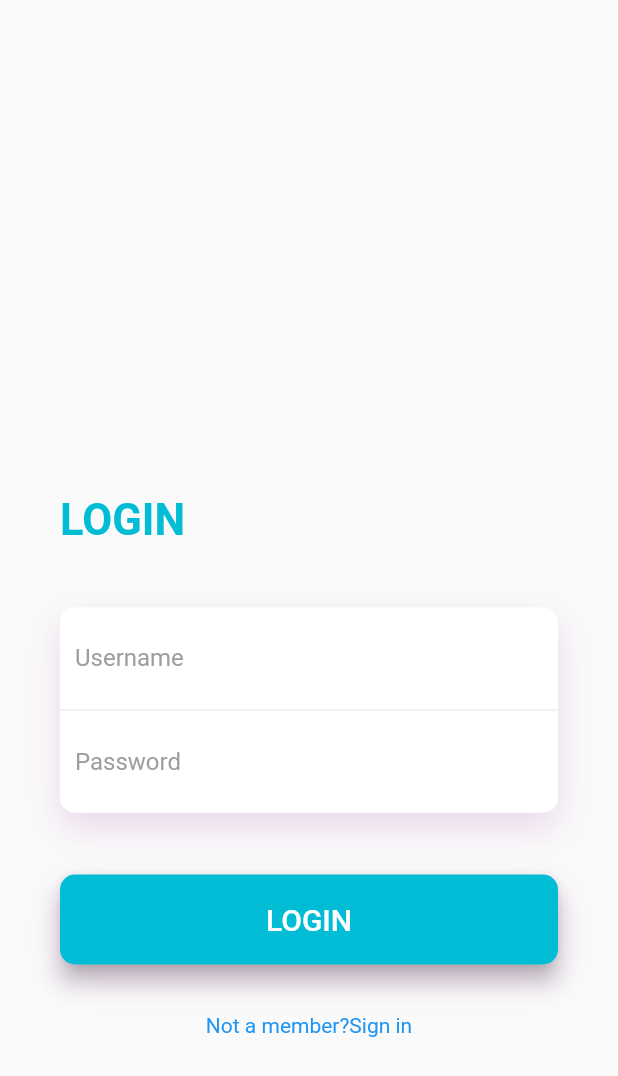
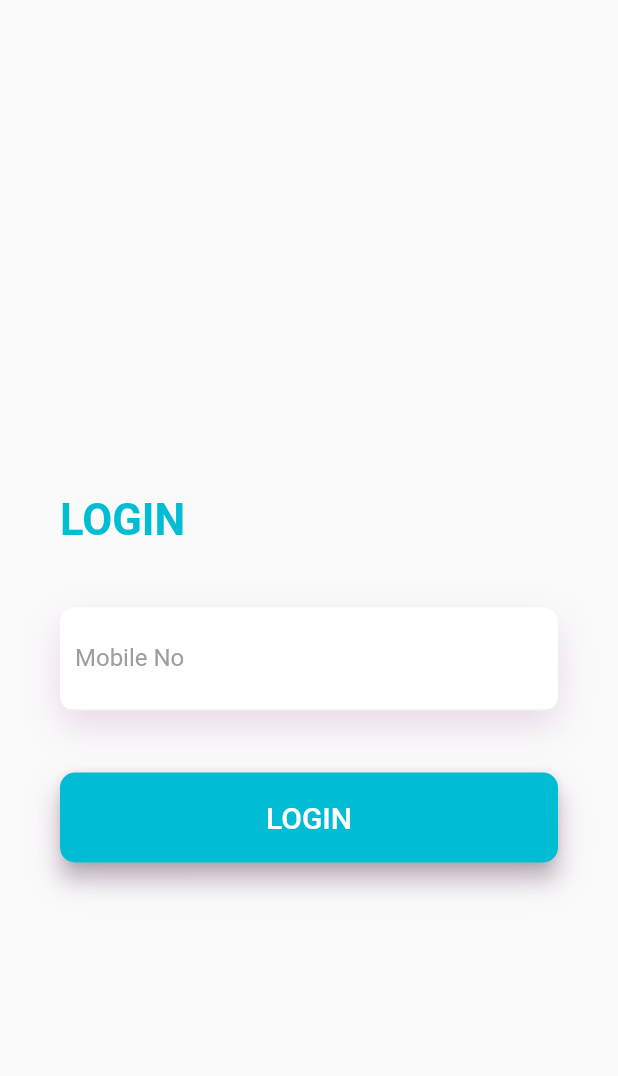
Before and after one commit to Mananvanawat/KisanMitra, a Flutter app: the screen it shows after launch, on a phone screen of 412 x 824 dp. Shown: the top 1076 px of the screen. Run offline on Flutter 3.47's test engine with Material 2 defaults, Android fonts, the phone set to English and light mode, and no system bars; our stand-ins replace curved_navigation_bar.

Commit message:
file structure and integrated with firebase

```diff
--- a/lib/main.dart
+++ b/lib/main.dart
@@ -1,5 +1,5 @@
 import 'package:flutter/material.dart';
-import 'login.dart';
+import 'screens/login.dart';
 void main() {
   runApp(MyApp());
 }
--- a/lib/login.dart
+++ b/lib/screens/login.dart
@@ -1,8 +1,14 @@
 import 'package:flutter/material.dart';
-import 'SignUp.dart';
+import '../utils/SignUp.dart';
 import 'choice.dart';
-class Login extends StatelessWidget {
+class Login extends StatefulWidget {
 
+  @override
+  _LoginState createState() => _LoginState();
+}
+
+class _LoginState extends State<Login> {
+  TextEditingController mobileno = TextEditingController();
   @override
   Widget build(BuildContext context) {
     var size = MediaQuery
@@ -43,14 +49,15 @@ class Login extends StatelessWidget {
                             ))
                         ),
                         child: TextField(
+                          controller: mobileno,
                           decoration: InputDecoration(
                               border: InputBorder.none,
-                              hintText: "Username",
+                              hintText: "Mobile No",
                               hintStyle: TextStyle(color: Colors.grey)
                           ),
                         ),
                       ),
-                      Container(
+                     /* Container(
                         padding: EdgeInsets.all(10),
                         child: TextField(
                           decoration: InputDecoration(
@@ -59,7 +66,7 @@ class Login extends StatelessWidget {
                               hintStyle: TextStyle(color: Colors.grey)
                           ),
                         ),
-                      )
+                      )*/
                     ],
                   ),
                 ),
@@ -92,7 +99,7 @@ class Login extends StatelessWidget {
                     20),),),
                 ),
                 SizedBox(height: size.height * 0.04,),
-                InkWell(
+               /* InkWell(
                   onTap: () {
                     Navigator.of(context).pushReplacement(MaterialPageRoute(builder: (context)=>SignUp()));
                   },
@@ -104,7 +111,7 @@ class Login extends StatelessWidget {
                     ],
                   ),
                 )
-
+*/
               ],
             ),
           ),
--- a/lib/SignUp.dart
+++ b/lib/utils/SignUp.dart
@@ -1,5 +1,5 @@
 import 'package:flutter/material.dart';
-import 'login.dart';
+import '../screens/login.dart';
 class SignUp extends StatelessWidget{
   @override
   Widget build(BuildContext context) {
--- a/pubspec.yaml
+++ b/pubspec.yaml
@@ -24,6 +24,8 @@ dependencies:
   flutter:
     sdk: flutter
   curved_navigation_bar:
+  firebase_core:
+  firebase_auth:
 
   # The following adds the Cupertino Icons font to your application.
   # Use with the CupertinoIcons class for iOS style icons.
```
Also changed, not shown: lib/styles/size.dart (added, +15 -0 lines), lib/styles/theme.dart (added, +18 -0 lines), lib/utils/widgets/Button.dart (added, +35 -0 lines), lib/screens/choice.dart (renamed from lib/choice.dart), lib/screens/farmer_home.dart (renamed from lib/farmer_home.dart), lib/styles/common.dart (added), pubspec.lock, 3 other files.
